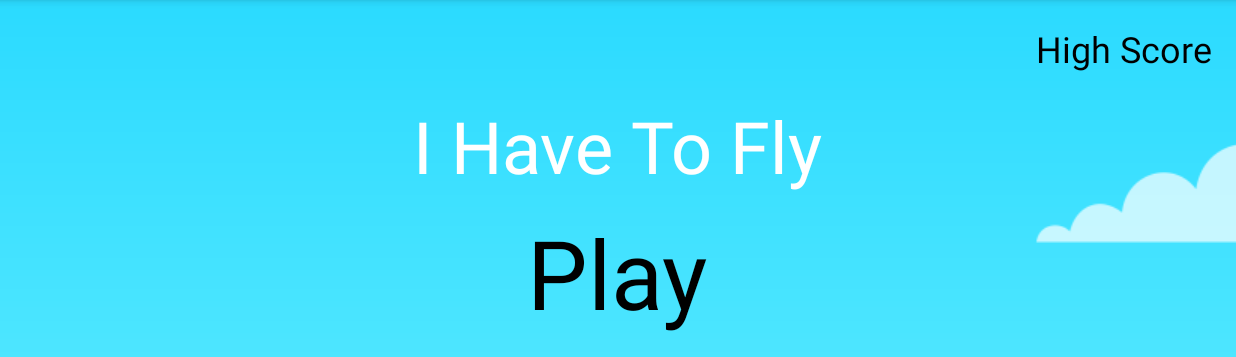
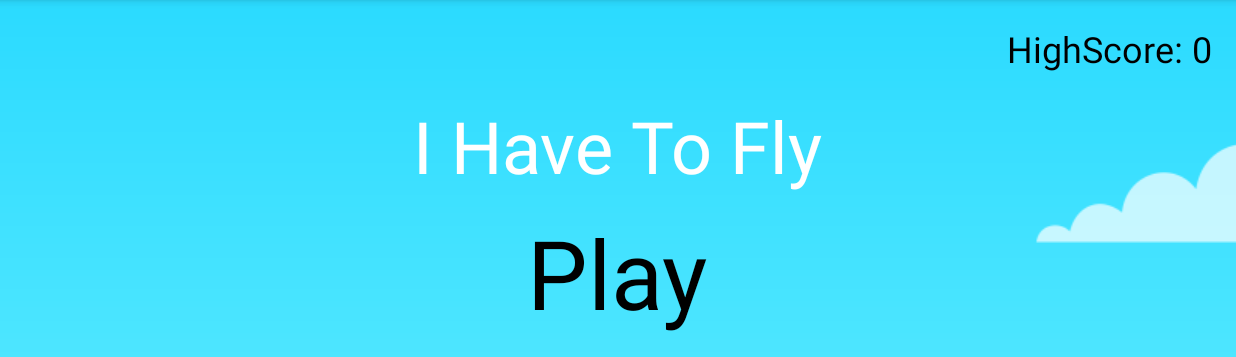
Before and after one commit to islammarcelo/Hit-Brids, an Android app: the screen it shows after launch (MainActivity), on a phone screen of 824 x 412 dp (held sideways), the part 72-429 px from its top. Run offline under Robolectric (Android 15) with nearby library versions, the phone set to English and light mode, and no system bars.

Commit message:
Made The Sound of The Bullet And Score of Game And Finished The Game

```diff
--- a/app/src/main/java/com/example/hitbirds/MainActivity.java
+++ b/app/src/main/java/com/example/hitbirds/MainActivity.java
@@ -3,10 +3,15 @@ package com.example.hitbirds;
 import androidx.appcompat.app.AppCompatActivity;
 
 import android.content.Intent;
+import android.content.SharedPreferences;
 import android.os.Bundle;
 import android.view.View;
+import android.widget.ImageView;
+import android.widget.TextView;
 
 public class MainActivity extends AppCompatActivity {
+
+    private boolean isMute;
 
     @Override
     protected void onCreate(Bundle savedInstanceState) {
@@ -18,5 +23,36 @@ public class MainActivity extends AppCompatActivity {
                 startActivity(new Intent(MainActivity.this, GameActivity.class));
             }
         });
+
+        TextView highScoreTxt = findViewById(R.id.highScoreTxt);
+
+        final SharedPreferences prefs = getSharedPreferences("game", MODE_PRIVATE);
+        highScoreTxt.setText("HighScore: " + prefs.getInt("highscore", 0));
+
+        isMute = prefs.getBoolean("isMute", false);
+
+        final ImageView volumeCtrl = findViewById(R.id.volumeCtrl);
+
+        if (isMute)
+            volumeCtrl.setImageResource(R.drawable.ic_volume_off_black_24dp);
+        else
+            volumeCtrl.setImageResource(R.drawable.ic_volume_up_black_24dp);
+
+        volumeCtrl.setOnClickListener(new View.OnClickListener() {
+            @Override
+            public void onClick(View v) {
+
+                isMute = !isMute;
+                if (isMute)
+                    volumeCtrl.setImageResource(R.drawable.ic_volume_off_black_24dp);
+                else
+                    volumeCtrl.setImageResource(R.drawable.ic_volume_up_black_24dp);
+
+                SharedPreferences.Editor editor = prefs.edit();
+                editor.putBoolean("isMute", isMute);
+                editor.apply();
+            }
+        });
+
     }
 }
```
Also changed, not shown: app/src/main/java/com/example/hitbirds/GameView.java (+63 -5 lines), 1 other file.
